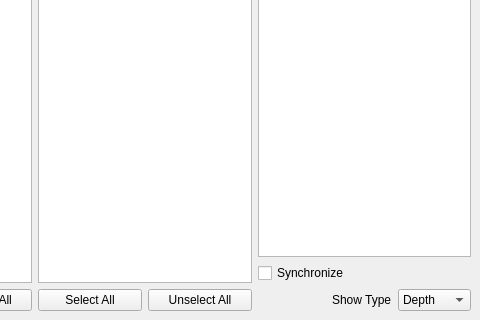
Old version of the form KinectProject/DatasetBrowser/DatasetBrowser.ui in the repository d3ce1t/PrivacyProject; both pictures show x 409 to 889 and y 261 to 581 of the 889 by 581 pixel window.
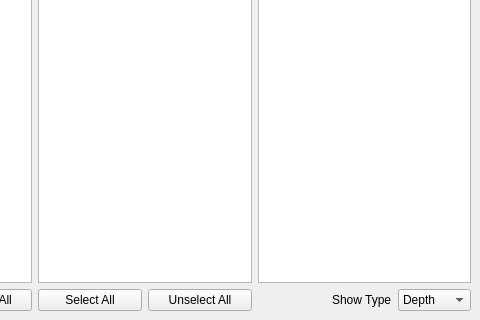
New version of the form.

Diff of the .ui file:
```diff
--- a/KinectProject/DatasetBrowser/DatasetBrowser.ui
+++ b/KinectProject/DatasetBrowser/DatasetBrowser.ui
@@ -132,16 +132,6 @@
           </property>
          </widget>
         </item>
-        <item>
-         <widget class="QCheckBox" name="checkSync">
-          <property name="text">
-           <string>Synchronize</string>
-          </property>
-          <property name="checked">
-           <bool>false</bool>
-          </property>
-         </widget>
-        </item>
         <item>
          <layout class="QHBoxLayout" name="horizontalLayout_5">
           <item>
```
Left out of the diff: 2 changed lines with no effect on the pictures.
